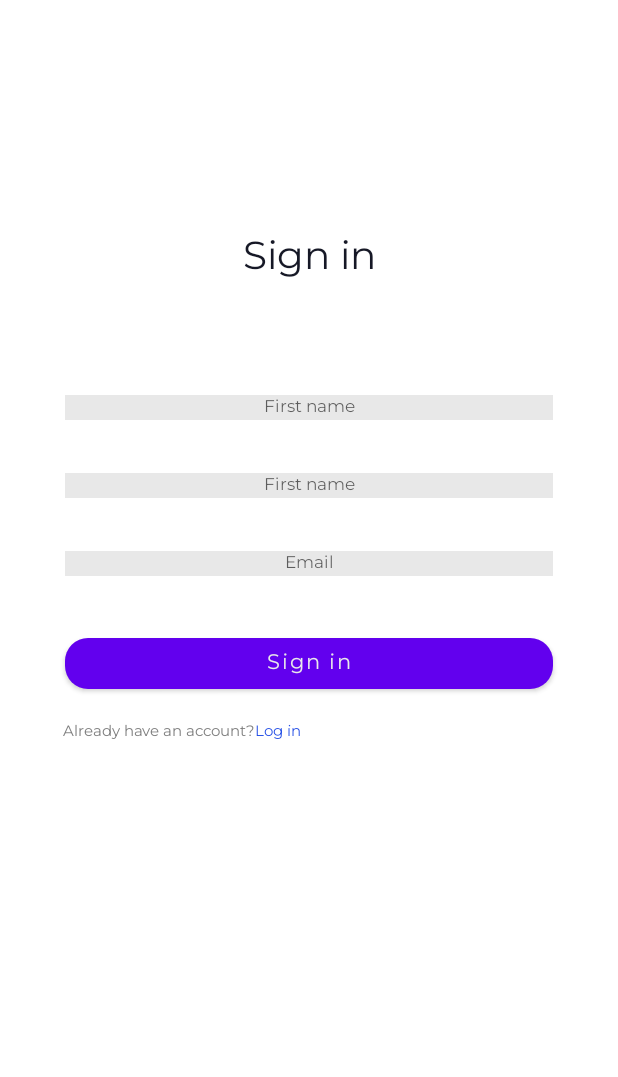
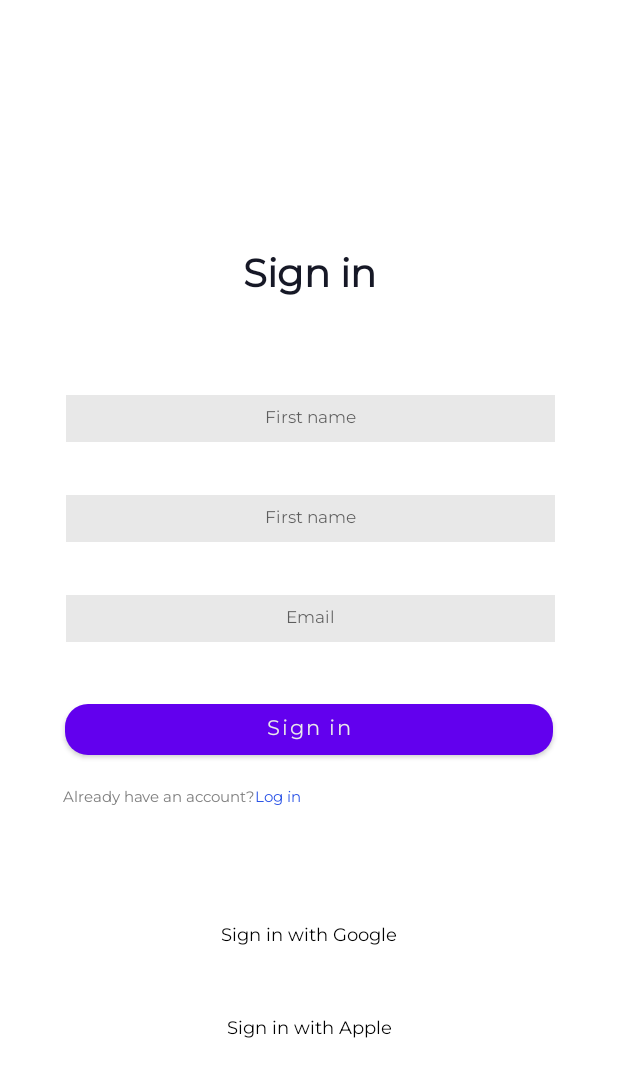
Before and after one commit to mixei4ik/TestTesk9, an Android app: the layout fragment_registration.xml on its own in the app's theme, with its tools: preview values and no code run, on a phone screen of 412 x 824 dp. Shown: the top 1077 px of the screen. Run offline under Robolectric (Android 15) with nearby library versions, the phone set to English and light mode, and no system bars.

Commit message:
add fragment_registration.xml

```diff
--- a/app/src/main/res/layout/fragment_login.xml
+++ b/app/src/main/res/layout/fragment_login.xml
@@ -14,6 +14,7 @@
         android:layout_marginTop="153dp"
         android:fontFamily="@font/montserrat"
         android:gravity="center"
+        android:textStyle="bold"
         android:text="@string/welcome_back"
         android:textColor="@color/black_500"
         android:textSize="26sp" />
@@ -31,6 +32,7 @@
         app:cornerRadius="15dp"
         android:layout_marginStart="43dp"
         android:layout_marginEnd="43dp"
+        android:padding="7dp"
         android:inputType="textEmailAddress"
         android:hint="@string/first_name"/>
 
@@ -44,6 +46,7 @@
         android:fontFamily="@font/montserrat"
         android:layout_gravity="center"
         android:gravity="center"
+        android:padding="7dp"
         android:drawableEnd="@drawable/ic_visibility_off_"
         android:layout_marginStart="43dp"
         android:layout_marginEnd="43dp"
--- a/app/src/main/res/layout/fragment_registration.xml
+++ b/app/src/main/res/layout/fragment_registration.xml
@@ -1,5 +1,5 @@
 <?xml version="1.0" encoding="utf-8"?>
-<androidx.appcompat.widget.LinearLayoutCompat xmlns:android="http://schemas.android.com/apk/res/android"
+<androidx.constraintlayout.widget.ConstraintLayout xmlns:android="http://schemas.android.com/apk/res/android"
     xmlns:app="http://schemas.android.com/apk/res-auto"
     xmlns:tools="http://schemas.android.com/tools"
     android:orientation="vertical"
@@ -11,90 +11,104 @@
         android:id="@+id/screen_title"
         android:layout_width="match_parent"
         android:layout_height="wrap_content"
-        android:layout_marginTop="153dp"
+        android:layout_marginBottom="60dp"
         android:fontFamily="@font/montserrat"
         android:gravity="center"
         android:text="@string/sign_in"
         android:textColor="@color/black_500"
-        android:textSize="26sp" />
+        android:textSize="26sp"
+        android:textStyle="bold"
+        app:layout_constraintBottom_toTopOf="@+id/first_name_edit_text"
+        app:layout_constraintEnd_toEndOf="parent"
+        app:layout_constraintStart_toStartOf="parent"/>
 
     <EditText
         android:id="@+id/first_name_edit_text"
         android:layout_width="match_parent"
         android:layout_height="wrap_content"
-        android:layout_marginTop="72dp"
+        android:layout_marginBottom="35dp"
         android:textSize="11sp"
         android:fontFamily="@font/montserrat"
         android:background="@color/gray_500"
         android:layout_gravity="center"
         android:gravity="center"
+        android:padding="7dp"
         app:cornerRadius="15dp"
-        android:layout_marginStart="43dp"
-        android:layout_marginEnd="43dp"
-        android:hint="@string/first_name"/>
+        android:layout_marginStart="44dp"
+        android:layout_marginEnd="42dp"
+        android:hint="@string/first_name"
+        app:layout_constraintBottom_toTopOf="@+id/last_name_edit_text"
+        app:layout_constraintEnd_toEndOf="parent"
+        app:layout_constraintStart_toStartOf="parent"/>
 
     <EditText
         android:id="@+id/last_name_edit_text"
         android:layout_width="match_parent"
         android:layout_height="wrap_content"
-        android:layout_marginTop="35dp"
+        android:layout_marginBottom="35dp"
         android:textSize="11sp"
         android:fontFamily="@font/montserrat"
         android:background="@color/gray_500"
-        android:layout_gravity="center"
         android:gravity="center"
-        app:cornerRadius="15dp"
-        android:layout_marginStart="43dp"
-        android:layout_marginEnd="43dp"
-        android:hint="@string/first_name"/>
+        android:padding="7dp"
+        android:layout_marginStart="44dp"
+        android:layout_marginEnd="42dp"
+        android:hint="@string/first_name"
+        app:layout_constraintBottom_toTopOf="@+id/login_email_edit_text"
+        app:layout_constraintEnd_toEndOf="parent"
+        app:layout_constraintStart_toStartOf="parent"/>
 
     <EditText
         android:id="@+id/login_email_edit_text"
         android:layout_width="match_parent"
         android:layout_height="wrap_content"
-        android:layout_marginTop="35dp"
-        android:textSize="11sp"
         android:background="@color/gray_500"
         android:fontFamily="@font/montserrat"
-        android:layout_gravity="center"
         android:gravity="center"
+        android:hint="@string/email"
         android:inputType="textEmailAddress"
-        android:layout_marginStart="43dp"
-        android:layout_marginEnd="43dp"
-        android:hint="@string/email"/>
+        android:textSize="11sp"
+        android:padding="7dp"
+        android:layout_marginStart="44dp"
+        android:layout_marginEnd="42dp"
+        app:layout_constraintTop_toTopOf="parent"
+        app:layout_constraintBottom_toBottomOf="parent"
+        app:layout_constraintEnd_toEndOf="parent"
+        app:layout_constraintStart_toStartOf="parent" />
 
     <Button
-        android:id="@+id/sing_in__button"
+        android:id="@+id/sing_in_button"
         android:layout_width="match_parent"
         android:layout_height="46dp"
         android:layout_marginTop="35dp"
         android:text="@string/sign_in"
-        android:layout_gravity="center"
         android:fontFamily="@font/montserrat"
         android:textAllCaps="false"
         android:textColor="@color/white_500"
         android:textSize="14sp"
         android:layout_marginStart="43dp"
         android:layout_marginEnd="43dp"
-        app:cornerRadius="15dp"/>
-
-    <androidx.appcompat.widget.LinearLayoutCompat
-        android:layout_width="wrap_content"
-        android:layout_height="match_parent"
-        android:orientation="horizontal"
-        android:layout_marginTop="15dp">
+        app:cornerRadius="15dp"
+        app:layout_constraintTop_toBottomOf="@+id/login_email_edit_text"
+        app:layout_constraintEnd_toEndOf="parent"
+        app:layout_constraintStart_toStartOf="parent"/>
 
     <TextView
+        android:id="@+id/already_have_an_account_text"
         android:layout_width="wrap_content"
         android:layout_height="wrap_content"
+        android:fontFamily="@font/montserrat"
         android:text="@string/already_have_an_account"
+        android:textColor="@color/gray_300"
+        android:textSize="10sp"
+        tools:ignore="SmallSp"
         android:layout_marginStart="42dp"
-                android:fontFamily="@font/montserrat"
-                android:textSize="10sp"
-                android:textColor="@color/gray_300"
-                tools:ignore="SmallSp" />
+        android:layout_marginTop="15dp"
+        app:layout_constraintTop_toBottomOf="@+id/sing_in_button"
+        app:layout_constraintStart_toStartOf="parent"/>
 
     <TextView
+        android:id="@+id/log_in_button"
         android:layout_width="wrap_content"
         android:layout_height="wrap_content"
         android:text="@string/log_in"
@@ -103,10 +117,39 @@
         android:textSize="10sp"
         android:textColor="@color/blue_300"
         android:focusable="true"
-                tools:ignore="SmallSp" />
+        tools:ignore="SmallSp"
+        android:layout_marginTop="15dp"
+        app:layout_constraintTop_toBottomOf="@+id/sing_in_button"
+        app:layout_constraintStart_toEndOf="@+id/already_have_an_account_text"/>
 
-    </androidx.appcompat.widget.LinearLayoutCompat>
+    <TextView
+        android:id="@+id/sign_in_with_google_button"
+        android:layout_width="wrap_content"
+        android:layout_height="wrap_content"
+        android:text="@string/sing_in_with_google"
+        android:clickable="true"
+        android:fontFamily="@font/montserrat"
+        android:textSize="12sp"
+        android:textColor="@color/black"
+        android:focusable="true"
+        android:layout_marginTop="76dp"
+        app:layout_constraintTop_toBottomOf="@+id/already_have_an_account_text"
+        app:layout_constraintStart_toStartOf="parent"
+        app:layout_constraintEnd_toEndOf="parent"/>
 
+    <TextView
+        android:id="@+id/sign_in_with_apple"
+        android:layout_width="wrap_content"
+        android:layout_height="wrap_content"
+        android:text="@string/sing_in_with_apple"
+        android:clickable="true"
+        android:fontFamily="@font/montserrat"
+        android:textSize="12sp"
+        android:textColor="@color/black"
+        android:focusable="true"
+        android:layout_marginTop="44dp"
+        app:layout_constraintTop_toBottomOf="@+id/sign_in_with_google_button"
+        app:layout_constraintStart_toStartOf="parent"
+        app:layout_constraintEnd_toEndOf="parent"/>
 
-
-</androidx.appcompat.widget.LinearLayoutCompat>
+</androidx.constraintlayout.widget.ConstraintLayout>
--- a/app/src/main/res/values/strings.xml
+++ b/app/src/main/res/values/strings.xml
@@ -8,4 +8,6 @@
     <string name="email">Email</string>
     <string name="already_have_an_account">Already have an account?   </string>
     <string name="log_in">Log in</string>
+    <string name="sing_in_with_google">Sign in with Google</string>
+    <string name="sing_in_with_apple">Sign in with Apple</string>
 </resources>
```
Lines whose indentation alone changed are shown as unchanged.
